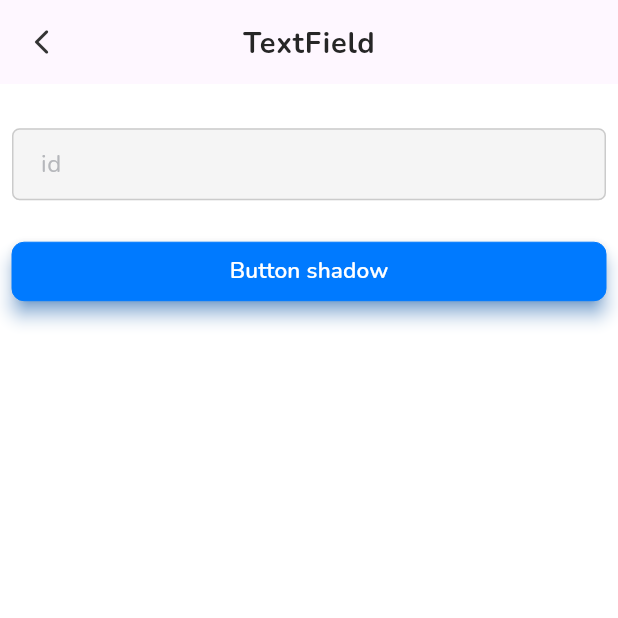
After one commit to helium390/fl_my_awesome, a Flutter app: the screen it shows after launch, after a tap on "TextFields", on a phone screen of 412 x 824 dp, the top half of it. The commit adds this screen. Run offline on Flutter 3.47's test engine with Material 3 defaults, Android fonts, the light colour scheme and no system bars; our stand-ins replace flutter_screenutil, fluttertoast, get, get_storage, google_fonts, logger and 2 more.

Commit message:
TextField

```diff
--- a/lib/config/root_binding.dart
+++ b/lib/config/root_binding.dart
@@ -1,7 +1,9 @@
 import 'package:get/get.dart';
 
+import '../presentation/pages/buttons/buttons_controller.dart';
 import '../presentation/pages/home/home_controller.dart';
 import '../presentation/pages/splash/splash_controller.dart';
+import '../presentation/pages/text_field/text_field_controller.dart';
 
 class RootBinding implements Bindings {
   @override
@@ -10,6 +12,8 @@ class RootBinding implements Bindings {
     Get.lazyPut(() => SplashController(), fenix: true);
 
     Get.lazyPut(() => HomeController(), fenix: true);
+    Get.lazyPut(() => ButtonsController(), fenix: true);
+    Get.lazyPut(() => TextFieldController(), fenix: true);
 
     /// Repositories -----------------------------------------------------------
   }
--- a/lib/core/locals/delegates/ko_cupertino_delegate.dart
+++ b/lib/core/locals/delegates/ko_cupertino_delegate.dart
@@ -199,4 +199,12 @@ class CupertinoLocalizationJa extends CupertinoLocalizations {
   @override
   // TODO: implement todayLabel
   String get todayLabel => throw UnimplementedError();
+
+  @override
+  // TODO: implement backButtonLabel
+  String get backButtonLabel => throw UnimplementedError();
+
+  @override
+  // TODO: implement cancelButtonLabel
+  String get cancelButtonLabel => throw UnimplementedError();
 }
--- /dev/null
+++ b/lib/presentation/pages/buttons/buttons_controller.dart
@@ -0,0 +1,15 @@
+import 'package:get/get.dart';
+
+class ButtonsController extends GetxController {
+  static ButtonsController get to => Get.find();
+
+  ButtonsController();
+
+  bool isLoading = false;
+
+  /// Others -------------------------------------------------------------------
+  void changeLoading() {
+    isLoading = !isLoading;
+    update();
+  }
+}
--- /dev/null
+++ b/lib/presentation/pages/buttons/buttons_page.dart
@@ -0,0 +1,88 @@
+import 'package:fl_my_awesome/config/extensions.dart';
+import 'package:flutter/material.dart';
+
+import 'package:get/get.dart';
+
+import '../../../core/services/toast_service.dart';
+import '../../../core/utils/app_colors.dart';
+import '../../widgets/custom_button.dart';
+import 'buttons_controller.dart';
+
+class ButtonsPage extends StatelessWidget {
+  const ButtonsPage({super.key});
+
+  @override
+  Widget build(BuildContext context) {
+    return GetBuilder<ButtonsController>(
+      builder: (controller) {
+        return Scaffold(
+            appBar: AppBar(
+              leading: IconButton(
+                icon: const Icon(
+                  Icons.arrow_back_ios_rounded,
+                  color: AppColor.buttonText,
+                  size: 20,
+                ),
+                onPressed: () => Get.back(),
+              ),
+              title: Text('Buttons'),
+              centerTitle: true,
+            ),
+            body: SingleChildScrollView(
+              child: Padding(
+                padding: const EdgeInsets.all(8.0),
+                child: Column(
+                  crossAxisAlignment: CrossAxisAlignment.start,
+                  children: [
+                    20.ph,
+                    CustomButton(
+                      text: 'Button suffix',
+                      prefix: Padding(
+                        padding: const EdgeInsets.only(right: 8),
+                        child: const Icon(
+                          Icons.access_alarm,
+                          color: AppColor.yellow1,
+                        ),
+                      ),
+                      onPress: () {
+                        ToastService.showShortMessage('Add..');
+                      },
+                    ),
+                    20.ph,
+                    CustomButton(
+                      text: 'Button prefix',
+                      suffix: Padding(
+                        padding: const EdgeInsets.only(left: 8),
+                        child: const Icon(
+                          Icons.done,
+                          color: AppColor.yellow1,
+                        ),
+                      ),
+                      onPress: () {},
+                    ),
+                    20.ph,
+                    CustomButton(
+                      text: 'Button shadow',
+                      elevation: 5,
+                      onPress: () {},
+                    ),
+                    20.ph,
+                    CustomButton(
+                      isActive: false,
+                      text: 'Button inactive',
+                      onPress: () {},
+                    ),
+                    20.ph,
+                    CustomButton(
+                      text: 'Button',
+                      onPress: () {},
+                      isMatchParent: false,
+                    ),
+                  ],
+                ),
+              ),
+            ));
+      },
+    );
+  }
+}
--- a/lib/presentation/pages/home/home_page.dart
+++ b/lib/presentation/pages/home/home_page.dart
@@ -3,8 +3,9 @@ import 'package:flutter/material.dart';
 
 import 'package:get/get.dart';
 
-import '../../../core/utils/app_colors.dart';
 import '../../widgets/custom_button.dart';
+import '../buttons/buttons_page.dart';
+import '../text_field/text_field_page.dart';
 import 'home_controller.dart';
 
 class HomePage extends StatelessWidget {
@@ -28,45 +29,17 @@ class HomePage extends StatelessWidget {
                   children: [
                     20.ph,
                     CustomButton(
-                      text: 'Button suffix',
-                      prefix: Padding(
-                        padding: const EdgeInsets.only(right: 8),
-                        child: const Icon(
-                          Icons.access_alarm,
-                          color: AppColor.yellow1,
-                        ),
-                      ),
-                      onPress: () {},
+                      text: 'Buttons',
+                      onPress: () {
+                        Get.to(() => ButtonsPage());
+                      },
                     ),
                     20.ph,
                     CustomButton(
-                      text: 'Button prefix',
-                      suffix: Padding(
-                        padding: const EdgeInsets.only(left: 8),
-                        child: const Icon(
-                          Icons.done,
-                          color: AppColor.yellow1,
-                        ),
-                      ),
-                      onPress: () {},
-                    ),
-                    20.ph,
-                    CustomButton(
-                      text: 'Button shadow',
-                      elevation: 5,
-                      onPress: () {},
-                    ),
-                    20.ph,
-                    CustomButton(
-                      isActive: false,
-                      text: 'Button inactive',
-                      onPress: () {},
-                    ),
-                    20.ph,
-                    CustomButton(
-                      text: 'Button',
-                      onPress: () {},
-                      isMatchParent: false,
+                      text: 'TextFields',
+                      onPress: () {
+                        Get.to(() => TextFieldPage());
+                      },
                     ),
                   ],
                 ),
--- /dev/null
+++ b/lib/presentation/pages/text_field/text_field_controller.dart
@@ -0,0 +1,15 @@
+import 'package:get/get.dart';
+
+class TextFieldController extends GetxController {
+  static TextFieldController get to => Get.find();
+
+  TextFieldController();
+
+  bool isLoading = false;
+
+  /// Others -------------------------------------------------------------------
+  void changeLoading() {
+    isLoading = !isLoading;
+    update();
+  }
+}
--- /dev/null
+++ b/lib/presentation/pages/text_field/text_field_page.dart
@@ -0,0 +1,61 @@
+import 'package:fl_my_awesome/config/extensions.dart';
+import 'package:flutter/material.dart';
+
+import 'package:get/get.dart';
+
+import '../../../core/utils/app_colors.dart';
+import '../../widgets/custom_button.dart';
+import '../../widgets/custom_text_field.dart';
+import 'text_field_controller.dart';
+
+class TextFieldPage extends StatelessWidget {
+  const TextFieldPage({super.key});
+
+  @override
+  Widget build(BuildContext context) {
+    return GetBuilder<TextFieldController>(
+      builder: (controller) {
+        return Scaffold(
+            appBar: AppBar(
+              leading: IconButton(
+                icon: const Icon(
+                  Icons.arrow_back_ios_rounded,
+                  color: AppColor.buttonText,
+                  size: 20,
+                ),
+                onPressed: () => Get.back(),
+              ),
+              title: Text('TextField'),
+              centerTitle: true,
+            ),
+            body: SingleChildScrollView(
+              child: Padding(
+                padding: const EdgeInsets.all(8.0),
+                child: Column(
+                  crossAxisAlignment: CrossAxisAlignment.start,
+                  children: [
+                    20.ph,
+                    CustomTextField(
+                      hintText: 'id'.tr,
+                      function: (text) {
+                        // controller.activateButton();
+                      },
+                      controller: TextEditingController(),
+                      keyboardType: TextInputType.text,
+                      inputFormatters: [
+                      ],
+                    ),
+                    20.ph,
+                    CustomButton(
+                      text: 'Button shadow',
+                      elevation: 5,
+                      onPress: () {},
+                    ),
+                  ],
+                ),
+              ),
+            ));
+      },
+    );
+  }
+}
--- /dev/null
+++ b/lib/presentation/widgets/custom_text_field.dart
@@ -0,0 +1,143 @@
+import 'package:flutter/material.dart';
+import 'package:flutter/services.dart';
+
+import '../../core/utils/app_colors.dart';
+
+class CustomTextField extends StatelessWidget {
+  final TextEditingController controller;
+  final Function(String value)? function;
+  final TextInputType keyboardType;
+  final FocusNode? focusNode;
+  final String hintText;
+  final double hintSize;
+  final double titleSize;
+  final Color hintColor;
+  final Color titleColor;
+  final FontWeight titleFontWeight;
+  final Color bgColor;
+  final String? title;
+  final String? errorText;
+  final String? noErrorText;
+  final bool readOnly;
+  final bool isLastFieldOfPage;
+  final bool obscureText;
+  final List<TextInputFormatter>? inputFormatters;
+  final TextCapitalization textCapitalization;
+  final TextAlign textAlign;
+  final Widget? suffix;
+  final Widget? prefix;
+  final EdgeInsetsGeometry? contentPadding;
+  final Color? focusBorderColor;
+
+  const CustomTextField(
+      {super.key,
+        required this.hintText,
+        this.hintSize = 16,
+        this.titleSize = 16,
+        this.hintColor = AppColor.hintColor,
+        this.titleColor = AppColor.greyBg,
+        this.titleFontWeight = FontWeight.w700,
+        this.bgColor = AppColor.greyBg,
+        this.title,
+        this.errorText,
+        this.noErrorText,
+        required this.controller,
+        this.function,
+        this.readOnly = false,
+        this.isLastFieldOfPage = false,
+        required this.keyboardType,
+        this.focusNode,
+        this.inputFormatters,
+        this.obscureText = false,
+        this.textCapitalization = TextCapitalization.none,
+        this.textAlign = TextAlign.start,
+        this.suffix,
+        this.prefix,
+        this.contentPadding,
+        this.focusBorderColor});
+
+  @override
+  Widget build(BuildContext context) {
+    return Column(
+      mainAxisSize: MainAxisSize.min,
+      crossAxisAlignment: CrossAxisAlignment.start,
+      children: [
+        Visibility(
+          visible: title != null,
+          child: Padding(
+            padding: const EdgeInsets.only(bottom: 10),
+            child: Text(title ?? "",
+                style: TextStyle(
+                    fontSize: titleSize,
+                    color: titleColor,
+                    fontWeight: titleFontWeight)),
+          ),
+        ),
+        SizedBox(
+          height: 50,
+          child: TextField(
+            focusNode: focusNode,
+            readOnly: readOnly,
+            keyboardType: keyboardType,
+            textCapitalization: textCapitalization,
+            controller: controller,
+            cursorColor: AppColor.hintColor,
+            style: const TextStyle(
+              color: AppColor.textColor,
+              decoration: TextDecoration.none,
+            ),
+            textAlign: textAlign,
+            onChanged: function,
+            cursorWidth: 0.75,
+            autocorrect: false,
+            enableSuggestions: false,
+            obscureText: obscureText,
+            obscuringCharacter: '●',
+            inputFormatters: inputFormatters,
+            textInputAction:
+            isLastFieldOfPage ? TextInputAction.done : TextInputAction.next,
+            decoration: InputDecoration(
+              hintText: hintText,
+              prefixIcon: prefix,
+              prefixIconConstraints: const BoxConstraints(maxHeight: 45),
+              suffixIcon: suffix,
+              suffixIconConstraints: const BoxConstraints(maxHeight: 45),
+              hintStyle: TextStyle(fontSize: hintSize, color: hintColor),
+              enabledBorder: OutlineInputBorder(
+                  borderRadius: BorderRadius.circular(5),
+                  borderSide: const BorderSide(color: AppColor.grBorder)),
+              focusedBorder: OutlineInputBorder(
+                  borderRadius: BorderRadius.circular(5),
+                  borderSide: BorderSide(
+                      color: focusBorderColor ?? AppColor.hintColor)),
+              filled: true,
+              fillColor: bgColor,
+              contentPadding:
+              contentPadding ?? const EdgeInsets.symmetric(horizontal: 15),
+            ),
+          ),
+        ),
+        Visibility(
+          visible: errorText != null,
+          child: Padding(
+            padding: const EdgeInsets.only(top: 0),
+            child: Text(errorText ?? "",
+                style:
+                const TextStyle(fontSize: 14, color: AppColor.errorText)),
+          ),
+        ),
+
+        // New added
+        Visibility(
+          visible: (noErrorText != null && errorText == null),
+          child: Padding(
+            padding: const EdgeInsets.only(top: 0),
+            child: Text(noErrorText ?? "",
+                style:
+                const TextStyle(fontSize: 14, color: AppColor.noErrorText)),
+          ),
+        ),
+      ],
+    );
+  }
+}
```
Also changed, not shown: pubspec.lock, 1 other file.
